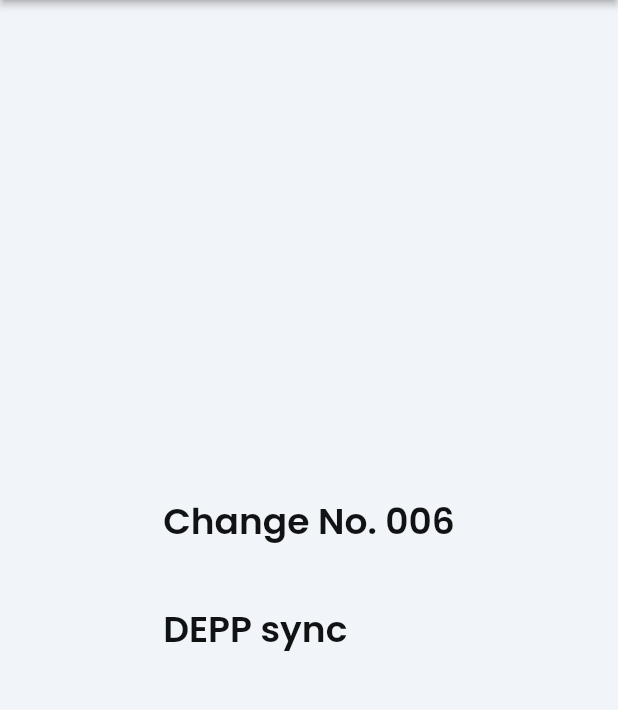
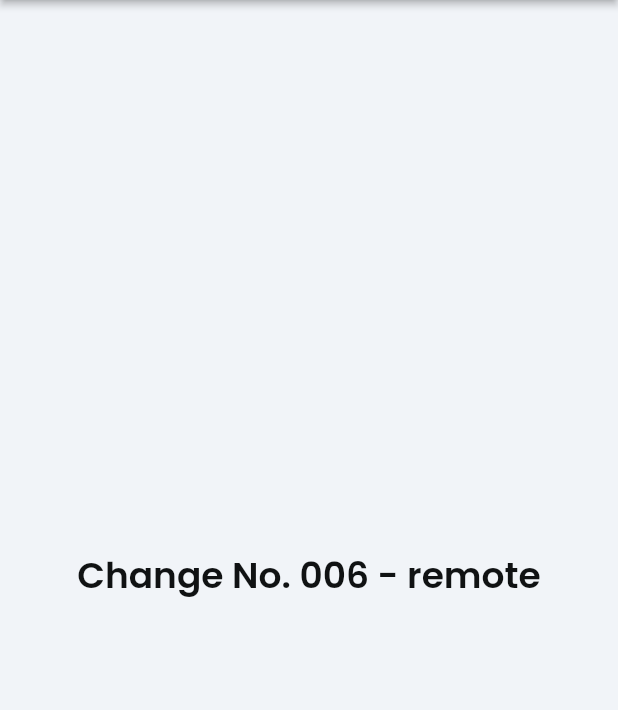
Before and after one commit to stepanic/flutterflow-socket-example, a Flutter app: the screen it shows after launch, on a phone screen of 412 x 824 dp, the part 84-794 px from its top. Run offline on Flutter 3.47's test engine with Material 2 defaults, Android fonts, the phone set to English and light mode, and no system bars; our stand-ins replace auto_size_text, font_awesome_flutter, from_css_color, go_router, google_fonts, page_transition and 2 more; missing offline and left inert: json_path.

Commit message:
Updating to latest FlutterFlow output.

```diff
--- a/lib/home_page/home_page_widget.dart
+++ b/lib/home_page/home_page_widget.dart
@@ -43,7 +43,7 @@ class _HomePageWidgetState extends State<HomePageWidget> {
                 child: Align(
                   alignment: AlignmentDirectional(0, 0),
                   child: Text(
-                    'Change No. 006\n\nDEPP sync',
+                    'Change No. 006 - remote',
                     style: FlutterFlowTheme.of(context).title1,
                   ),
                 ),
```
Also changed, not shown: 1 other file.
